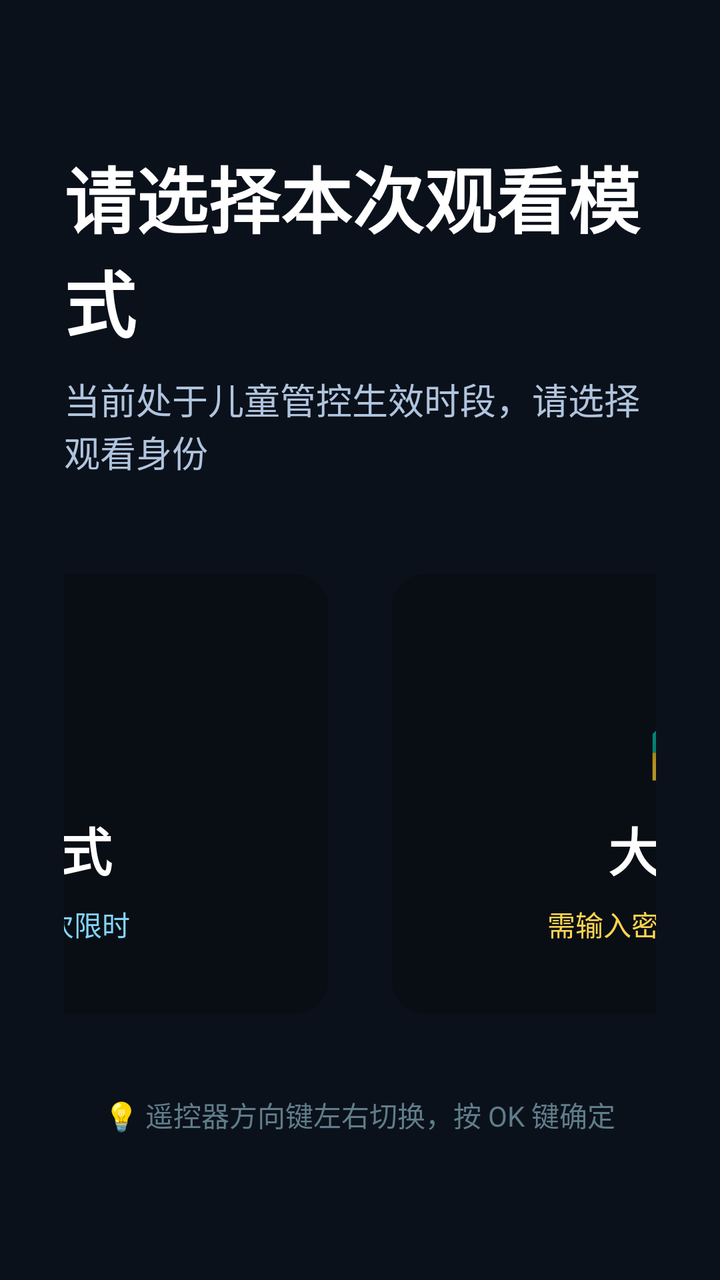
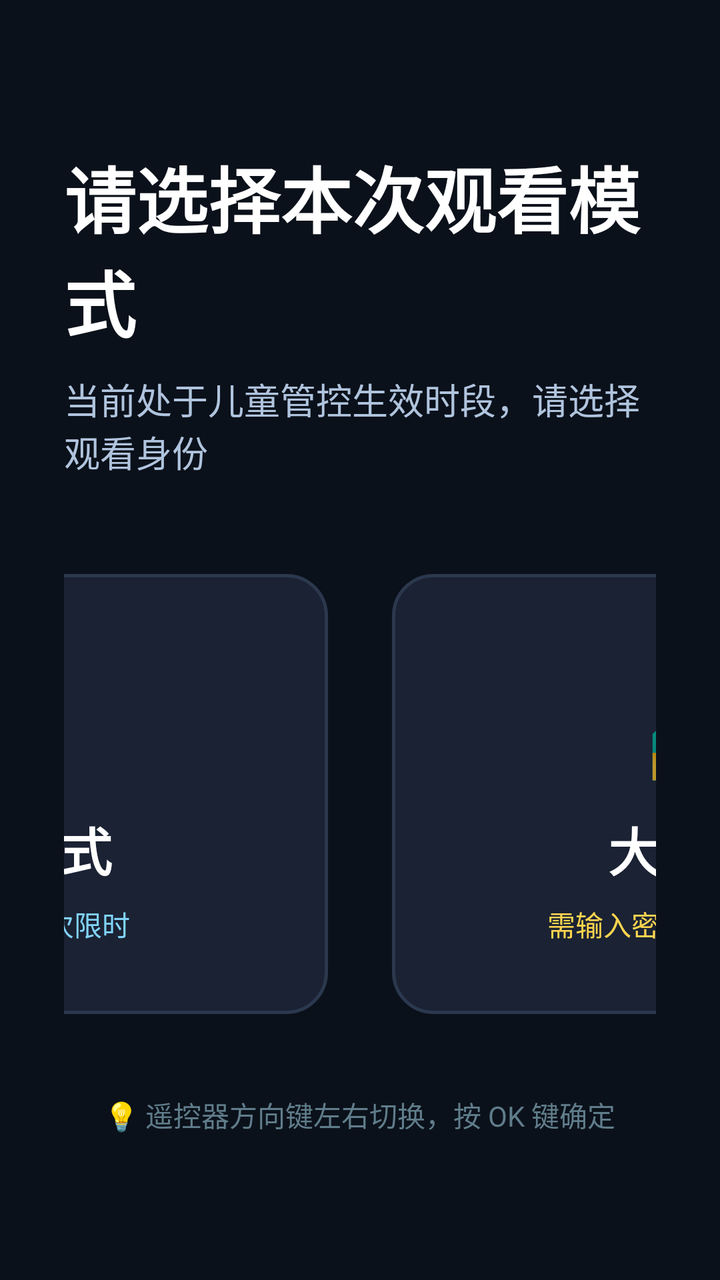

The first picture is an Android layout as it rendered before a commit; the second is the same layout after the commit. The layout source and the unified diff follow.
<!-- AndroidManifest.xml: application theme Theme.TvHome -->
<!-- res/layout/dialog_mode_select.xml -->
<?xml version="1.0" encoding="utf-8"?>
<LinearLayout xmlns:android="http://schemas.android.com/apk/res/android"
    android:layout_width="match_parent"
    android:layout_height="match_parent"
    android:orientation="vertical"
    android:background="#E60D131D"
    android:gravity="center"
    android:padding="32dp">

    <TextView
        android:layout_width="wrap_content"
        android:layout_height="wrap_content"
        android:text="请选择本次观看模式"
        android:textColor="#FFFFFFFF"
        android:textSize="36sp"
        android:fontFamily="sans-serif-medium"
        android:textStyle="bold" />

    <TextView
        android:id="@+id/tv_mode_tip"
        android:layout_width="wrap_content"
        android:layout_height="wrap_content"
        android:layout_marginTop="10dp"
        android:text="当前处于儿童管控生效时段，请选择观看身份"
        android:textColor="#B0C4DE"
        android:textSize="18sp" />

    <LinearLayout
        android:layout_width="wrap_content"
        android:layout_height="wrap_content"
        android:layout_marginTop="48dp"
        android:orientation="horizontal"
        android:gravity="center">

        
        <LinearLayout
            android:id="@+id/card_child_mode"
            android:layout_width="320dp"
            android:layout_height="220dp"
            android:layout_marginEnd="32dp"
            android:background="@drawable/emotn_card_bg"
            android:focusable="true"
            android:clickable="true"
            android:gravity="center"
            android:orientation="vertical"
            android:padding="20dp">

            <TextView
                android:layout_width="wrap_content"
                android:layout_height="wrap_content"
                android:text="👶"
                android:textSize="54sp" />

            <TextView
                android:layout_width="wrap_content"
                android:layout_height="wrap_content"
                android:layout_marginTop="12dp"
                android:text="儿童模式"
                android:textColor="#FFFFFFFF"
                android:textSize="26sp"
                android:textStyle="bold" />

            <TextView
                android:id="@+id/tv_child_mode_rule_hint"
                android:layout_width="wrap_content"
                android:layout_height="wrap_content"
                android:layout_marginTop="8dp"
                android:text="定时护眼 · 单次限时"
                android:textColor="#81D4FA"
                android:textSize="14sp" />
        </LinearLayout>

        
        <LinearLayout
            android:id="@+id/card_adult_mode"
            android:layout_width="320dp"
            android:layout_height="220dp"
            android:background="@drawable/emotn_card_bg"
            android:focusable="true"
            android:clickable="true"
            android:gravity="center"
            android:orientation="vertical"
            android:padding="20dp">

            <TextView
                android:layout_width="wrap_content"
                android:layout_height="wrap_content"
                android:text="👨‍👩‍👧"
                android:textSize="54sp" />

            <TextView
                android:layout_width="wrap_content"
                android:layout_height="wrap_content"
                android:layout_marginTop="12dp"
                android:text="大人模式"
                android:textColor="#FFFFFFFF"
                android:textSize="26sp"
                android:textStyle="bold" />

            <TextView
                android:layout_width="wrap_content"
                android:layout_height="wrap_content"
                android:layout_marginTop="8dp"
                android:text="需输入密码 · 全功能无限制"
                android:textColor="#FFD54F"
                android:textSize="14sp" />
        </LinearLayout>

    </LinearLayout>

    <TextView
        android:layout_width="wrap_content"
        android:layout_height="wrap_content"
        android:layout_marginTop="40dp"
        android:text="💡 遥控器方向键左右切换，按 OK 键确定"
        android:textColor="#607D8B"
        android:textSize="14sp" />

</LinearLayout>
<!-- resources referenced by this layout -->
<resources>
  <!-- drawable emotn_card_bg (drawable) -->
  <?xml version="1.0" encoding="utf-8"?>
  <selector xmlns:android="http://schemas.android.com/apk/res/android">
      <item android:state_focused="true">
          <shape android:shape="rectangle">
              <solid android:color="#FFFFFFFF" />
              <corners android:radius="16dp" />
              <stroke android:width="3dp" android:color="#FFFFFFFF" />
          </shape>
      </item>
      <item>
          <shape android:shape="rectangle">
              <solid android:color="#33000000" />
              <corners android:radius="16dp" />
          </shape>
      </item>
  </selector>
  <style name="Theme.TvHome" parent="android:Theme.Material.NoActionBar.Fullscreen">
          <item name="android:windowBackground">@android:color/black</item>
          <item name="android:colorBackground">@android:color/black</item>
          <item name="android:windowAnimationStyle">@null</item>
      </style>
</resources>

<!-- the commit's change to res/layout/dialog_mode_select.xml (unified diff, before → after) -->
@@ -38,7 +38,7 @@
             android:layout_width="320dp"
             android:layout_height="220dp"
             android:layout_marginEnd="32dp"
-            android:background="@drawable/emotn_card_bg"
+            android:background="@drawable/mode_select_card_bg"
             android:focusable="true"
             android:clickable="true"
             android:gravity="center"
@@ -75,7 +75,7 @@
             android:id="@+id/card_adult_mode"
             android:layout_width="320dp"
             android:layout_height="220dp"
-            android:background="@drawable/emotn_card_bg"
+            android:background="@drawable/mode_select_card_bg"
             android:focusable="true"
             android:clickable="true"
             android:gravity="center"
<!-- resource entries referenced after the edit -->
@@ -1,19 +1,20 @@
 <!-- resources referenced by this layout -->
 <resources>
-  <!-- drawable emotn_card_bg (drawable) -->
+  <!-- drawable mode_select_card_bg (drawable) -->
   <?xml version="1.0" encoding="utf-8"?>
   <selector xmlns:android="http://schemas.android.com/apk/res/android">
       <item android:state_focused="true">
           <shape android:shape="rectangle">
-              <solid android:color="#FFFFFFFF" />
-              <corners android:radius="16dp" />
-              <stroke android:width="3dp" android:color="#FFFFFFFF" />
+              <solid android:color="#334A6E" />
+              <corners android:radius="20dp" />
+              <stroke android:width="4dp" android:color="#FFFFFFFF" />
           </shape>
       </item>
       <item>
           <shape android:shape="rectangle">
-              <solid android:color="#33000000" />
-              <corners android:radius="16dp" />
+              <solid android:color="#1A2233" />
+              <corners android:radius="20dp" />
+              <stroke android:width="1.5dp" android:color="#2B384E" />
           </shape>
       </item>
   </selector>
